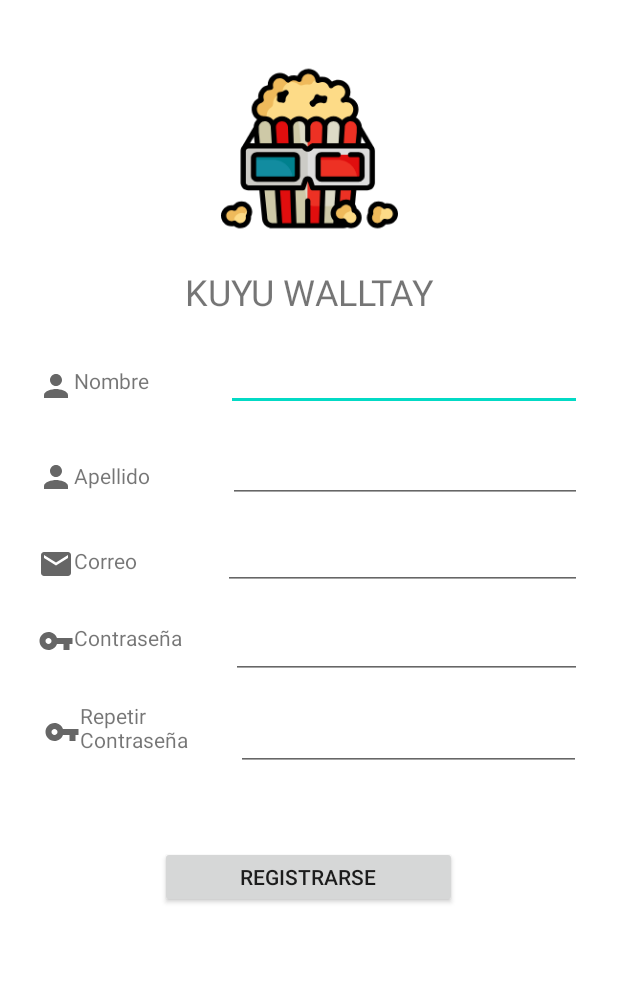
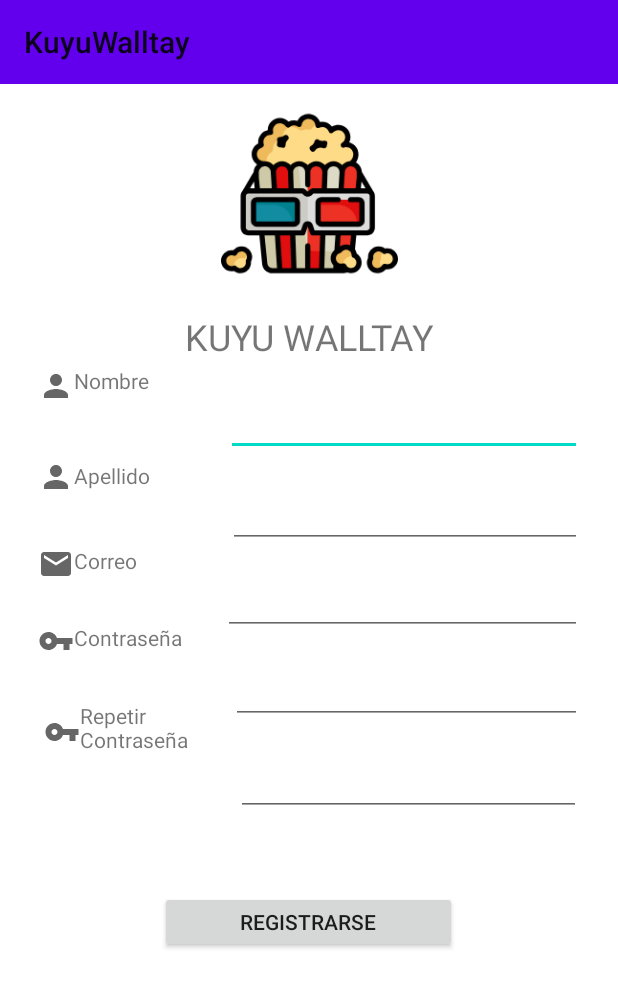
Before and after one commit to Dayarenth/AplicacionesMoviles, an Android app: the screen it shows after launch (activityRegistrar), after a tap on "REGISTRARSE", on a phone screen of 412 x 824 dp. Shown: the top 987 px of the screen. Run offline under Robolectric (Android 15) with nearby library versions, the phone set to English and light mode, and no system bars.

Commit message:
menu registrar

```diff
--- a/KuyuWalltay/app/src/main/java/com/moviles/kuyuwalltay/LoginActivity.kt
+++ b/KuyuWalltay/app/src/main/java/com/moviles/kuyuwalltay/LoginActivity.kt
@@ -4,12 +4,17 @@ import android.content.Intent
 import android.os.Bundle
 import android.widget.Button
 import androidx.appcompat.app.AppCompatActivity
+import androidx.appcompat.widget.Toolbar
 
 class LoginActivity : AppCompatActivity() {
-
+    var toolBar: Toolbar? =null
     override fun onCreate(savedInstanceState: Bundle?) {
         super.onCreate(savedInstanceState)
         setContentView(R.layout.login_activity)
+
+        toolBar = findViewById(R.id.toolBar)
+        toolBar?.setTitle(R.string.app_name)
+        setSupportActionBar(toolBar)
 
         var bt_continuar = findViewById<Button>(R.id.btnRegistrar)
         bt_continuar.setOnClickListener {
--- a/KuyuWalltay/app/src/main/java/com/moviles/kuyuwalltay/activityRegistrar.kt
+++ b/KuyuWalltay/app/src/main/java/com/moviles/kuyuwalltay/activityRegistrar.kt
@@ -4,12 +4,17 @@ import android.content.Intent
 import androidx.appcompat.app.AppCompatActivity
 import android.os.Bundle
 import android.widget.Button
+import androidx.appcompat.widget.Toolbar
 
 class activityRegistrar : AppCompatActivity() {
-
+    var toolBar: Toolbar? =null
     override fun onCreate(savedInstanceState: Bundle?) {
         super.onCreate(savedInstanceState)
         setContentView(R.layout.activity_registrar)
+
+        toolBar = findViewById(R.id.toolBar)
+        toolBar?.setTitle(R.string.app_name)
+        setSupportActionBar(toolBar)
 
         var bt_continuar = findViewById<Button>(R.id.btnActualizarReg)
         bt_continuar.setOnClickListener {
--- a/KuyuWalltay/app/src/main/res/layout/activity_registrar.xml
+++ b/KuyuWalltay/app/src/main/res/layout/activity_registrar.xml
@@ -25,7 +25,7 @@
         android:layout_height="118dp"
         android:layout_marginStart="50dp"
         android:layout_marginLeft="50dp"
-        android:layout_marginTop="40dp"
+        android:layout_marginTop="70dp"
         android:layout_marginEnd="50dp"
         android:layout_marginRight="50dp"
         app:layout_constraintEnd_toEndOf="parent"
@@ -168,4 +168,14 @@
         app:layout_constraintStart_toStartOf="parent"
         app:layout_constraintTop_toBottomOf="@+id/editTextRepContraseña"
         app:layout_constraintVertical_bias="0.0" />
+
+    <androidx.appcompat.widget.Toolbar
+        android:id="@+id/toolBar"
+        android:layout_width="match_parent"
+        android:layout_height="wrap_content"
+        android:background="?attr/colorPrimary"
+        android:minHeight="?attr/actionBarSize"
+        android:theme="?attr/actionBarTheme"
+        tools:layout_editor_absoluteX="8dp"
+        tools:layout_editor_absoluteY="2dp" />
 </androidx.constraintlayout.widget.ConstraintLayout>
```
Also changed, not shown: KuyuWalltay/app/src/main/res/layout/login_activity.xml (+11 -1 lines).
